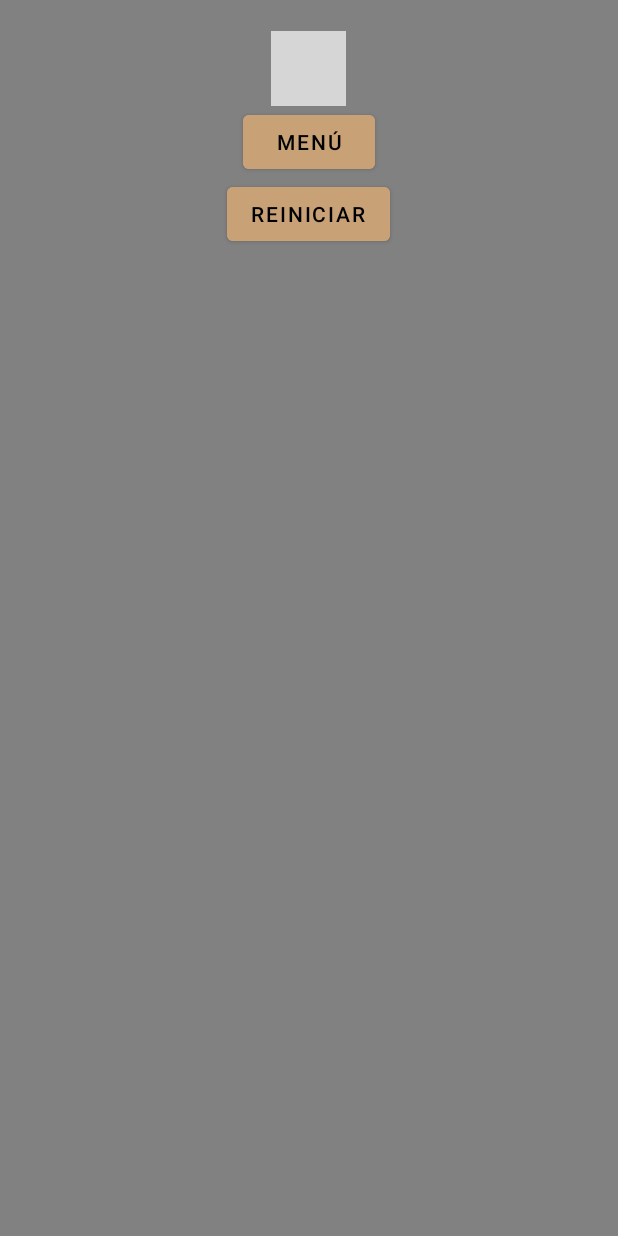
After one commit to Tonikin69/TFGAMG, an Android app: the layout activity_finjuego.xml on its own in the app's theme, with its tools: preview values and no code run, on a phone screen of 412 x 824 dp. The commit adds this screen. Run offline under Robolectric (Android 15) with nearby library versions, the phone set to English and light mode, and no system bars; grey boxes are pictures that could not be loaded.

Commit message:
temporizador terminado y pantalla de fin

```diff
--- a/app/src/main/java/com/example/finalamg/HomeActivity.kt
+++ b/app/src/main/java/com/example/finalamg/HomeActivity.kt
@@ -45,7 +45,9 @@ class HomeActivity : AppCompatActivity() {
             )
         }
         binding.jugar.setOnClickListener {
-            val homeintent = Intent (this, JuegoActivity::class.java)
+            val homeintent = Intent (this, JuegoActivity::class.java).apply {
+                putExtra("email",email)
+            }
             startActivity(homeintent)
         }
 
--- /dev/null
+++ b/app/src/main/res/layout/activity_finjuego.xml
@@ -0,0 +1,63 @@
+<?xml version="1.0" encoding="utf-8"?>
+<LinearLayout xmlns:android="http://schemas.android.com/apk/res/android"
+    xmlns:app="http://schemas.android.com/apk/res-auto"
+    android:layout_width="match_parent"
+    android:layout_height="match_parent"
+    android:background="@color/migris"
+    android:orientation="vertical">
+
+    <TextView
+        android:gravity="center"
+        android:id="@+id/eliminados"
+        android:layout_width="wrap_content"
+        android:layout_height="wrap_content"
+        android:text=""
+        android:textSize="15dp"
+        android:typeface="serif"
+        app:layout_constraintBottom_toBottomOf="parent"
+        app:layout_constraintEnd_toEndOf="parent"
+        app:layout_constraintStart_toStartOf="parent"
+        app:layout_constraintTop_toTopOf="parent"
+        app:layout_constraintVertical_bias="0.35" />
+    <ImageView
+        android:layout_gravity="center"
+        android:layout_width="50dp"
+        android:layout_height="50dp"
+        android:src="@drawable/zombie"/>
+
+    <Button
+        android:layout_gravity="center"
+        android:id="@+id/regresarmenu"
+        android:layout_width="wrap_content"
+        android:layout_height="wrap_content"
+        android:backgroundTint="@color/miamarillo"
+        android:enabled="true"
+        android:text="MENÚ"
+        android:textColor="@color/black"
+        app:layout_constraintBottom_toBottomOf="parent"
+        app:layout_constraintEnd_toEndOf="parent"
+        app:layout_constraintHorizontal_bias="0.18"
+        app:layout_constraintStart_toStartOf="parent"
+        app:layout_constraintTop_toBottomOf="@+id/eliminados"
+        app:layout_constraintVertical_bias="0.3" />
+
+    <Button
+        android:id="@+id/regresarjuego"
+        android:layout_gravity="center"
+        android:layout_width="wrap_content"
+        android:layout_height="wrap_content"
+        android:backgroundTint="@color/miamarillo"
+        android:enabled="true"
+        android:text="REINICIAR"
+        android:textColor="@color/black"
+        app:layout_constraintBottom_toBottomOf="parent"
+        app:layout_constraintEnd_toEndOf="parent"
+        app:layout_constraintHorizontal_bias="0.8"
+        app:layout_constraintStart_toStartOf="parent"
+        app:layout_constraintTop_toBottomOf="@+id/eliminados"
+        app:layout_constraintVertical_bias="0.3" />
+
+
+
+
+</LinearLayout>
```
Also changed, not shown: app/src/main/java/com/example/finalamg/JuegoActivity.kt (+61 -12 lines).
